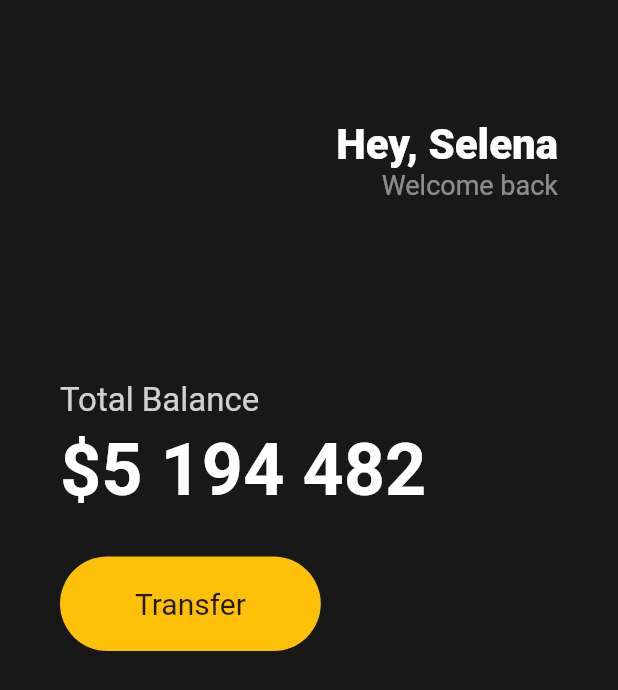
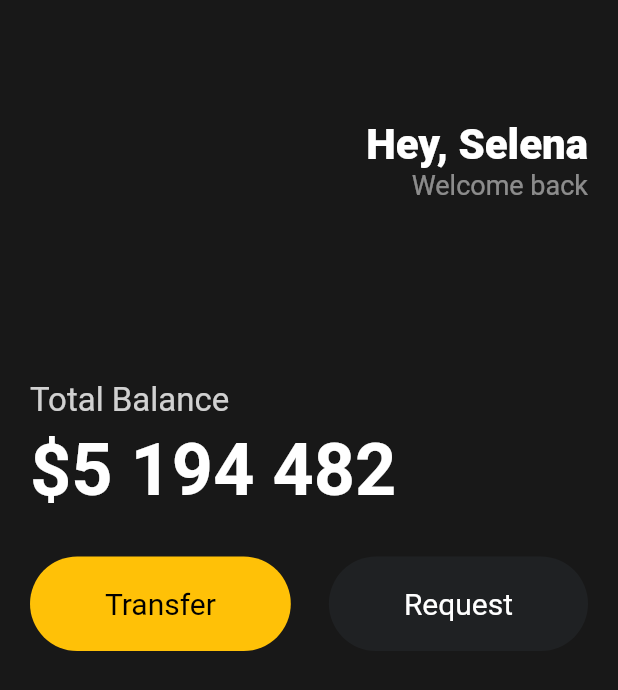
Before and after one commit to ITDawoon/flutter-study, a Flutter app: the screen it shows after launch, on a phone screen of 412 x 824 dp. Shown: the top 690 px of the screen. Run offline on Flutter 3.47's test engine with Material 2 defaults, Android fonts, the phone set to English and light mode, and no system bars.

Commit message:
Add Button as reusable type

```diff
--- a/toonflix/lib/main.dart
+++ b/toonflix/lib/main.dart
@@ -1,4 +1,5 @@
 import 'package:flutter/material.dart';
+import 'package:toonflix/widgets/button.dart';
 
 void main() {
   runApp(const App());
@@ -14,7 +15,7 @@ class App extends StatelessWidget {
         backgroundColor: const Color(0xFF181818),
         body: Padding(
           padding: const EdgeInsets.symmetric(
-            horizontal: 40,
+            horizontal: 20,
           ),
           child: Column(
             crossAxisAlignment: CrossAxisAlignment.start,
@@ -71,25 +72,19 @@ class App extends StatelessWidget {
               const SizedBox(
                 height: 30,
               ),
-              Row(
+              const Row(
+                mainAxisAlignment: MainAxisAlignment.spaceBetween,
                 children: [
-                  Container(
-                    decoration: BoxDecoration(
-                        color: Colors.amber,
-                        borderRadius: BorderRadius.circular(45)),
-                    child: const Padding(
-                      padding: EdgeInsets.symmetric(
-                        vertical: 20,
-                        horizontal: 50,
-                      ),
-                      child: Text(
-                        'Transfer',
-                        style: TextStyle(
-                          fontSize: 20,
-                        ),
-                      ),
-                    ),
-                  )
+                  Button(
+                    text: 'Transfer',
+                    bgColor: Colors.amber,
+                    textColor: Colors.black,
+                  ),
+                  Button(
+                    text: 'Request',
+                    bgColor: Color(0xFF1F2123),
+                    textColor: Colors.white,
+                  ),
                 ],
               )
             ],
--- /dev/null
+++ b/toonflix/lib/widgets/button.dart
@@ -0,0 +1,35 @@
+import 'package:flutter/material.dart';
+
+class Button extends StatelessWidget {
+  final String text;
+  final Color bgColor;
+  final Color textColor;
+
+  const Button({
+    super.key,
+    required this.text,
+    required this.bgColor,
+    required this.textColor,
+  });
+
+  @override
+  Widget build(BuildContext context) {
+    return Container(
+      decoration: BoxDecoration(
+          color: bgColor, borderRadius: BorderRadius.circular(45)),
+      child: Padding(
+        padding: const EdgeInsets.symmetric(
+          vertical: 20,
+          horizontal: 50,
+        ),
+        child: Text(
+          text,
+          style: TextStyle(
+            color: textColor,
+            fontSize: 20,
+          ),
+        ),
+      ),
+    );
+  }
+}
```
Also changed, not shown: 1 other file.
